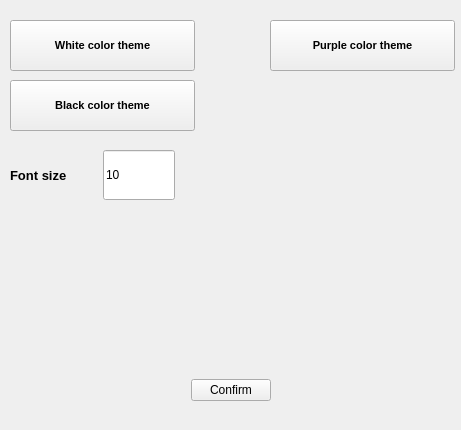
Above: settings.ui from jestsi/Info-of-file-g before the change. Below: the same form after it.
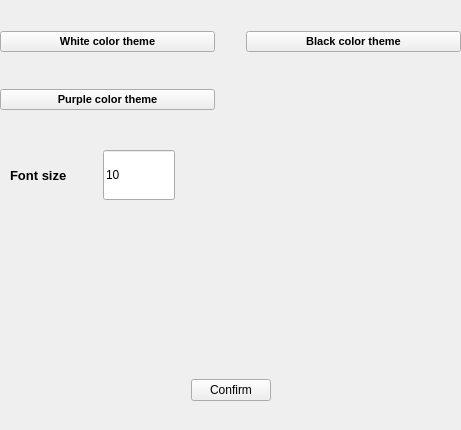
That is the form after the change.

Patch:
```diff
--- a/settings.ui
+++ b/settings.ui
@@ -28,52 +28,6 @@
   <property name="windowTitle">
    <string>Form</string>
   </property>
-  <widget class="QPushButton" name="pushButton">
-   <property name="geometry">
-    <rect>
-     <x>10</x>
-     <y>20</y>
-     <width>185</width>
-     <height>51</height>
-    </rect>
-   </property>
-   <property name="font">
-    <font>
-     <pointsize>8</pointsize>
-     <weight>75</weight>
-     <bold>true</bold>
-    </font>
-   </property>
-   <property name="cursor">
-    <cursorShape>PointingHandCursor</cursorShape>
-   </property>
-   <property name="text">
-    <string>White color theme</string>
-   </property>
-  </widget>
-  <widget class="QPushButton" name="pushButton_2">
-   <property name="geometry">
-    <rect>
-     <x>10</x>
-     <y>80</y>
-     <width>185</width>
-     <height>51</height>
-    </rect>
-   </property>
-   <property name="font">
-    <font>
-     <pointsize>8</pointsize>
-     <weight>75</weight>
-     <bold>true</bold>
-    </font>
-   </property>
-   <property name="cursor">
-    <cursorShape>PointingHandCursor</cursorShape>
-   </property>
-   <property name="text">
-    <string>Black color theme</string>
-   </property>
-  </widget>
   <widget class="QLineEdit" name="lineEdit_font_size">
    <property name="geometry">
     <rect>
@@ -113,29 +67,6 @@
     <string>Font size</string>
    </property>
   </widget>
-  <widget class="QPushButton" name="pushButton_3">
-   <property name="geometry">
-    <rect>
-     <x>270</x>
-     <y>20</y>
-     <width>185</width>
-     <height>51</height>
-    </rect>
-   </property>
-   <property name="font">
-    <font>
-     <pointsize>8</pointsize>
-     <weight>75</weight>
-     <bold>true</bold>
-    </font>
-   </property>
-   <property name="cursor">
-    <cursorShape>PointingHandCursor</cursorShape>
-   </property>
-   <property name="text">
-    <string>Purple color theme</string>
-   </property>
-  </widget>
   <widget class="QWidget" name="horizontalLayoutWidget">
    <property name="geometry">
     <rect>
@@ -190,6 +121,85 @@
     </item>
    </layout>
   </widget>
+  <widget class="QWidget" name="gridLayoutWidget">
+   <property name="geometry">
+    <rect>
+     <x>0</x>
+     <y>0</y>
+     <width>461</width>
+     <height>141</height>
+    </rect>
+   </property>
+   <layout class="QGridLayout" name="gridLayout">
+    <item row="0" column="0">
+     <widget class="QPushButton" name="pushButton">
+      <property name="font">
+       <font>
+        <pointsize>8</pointsize>
+        <weight>75</weight>
+        <bold>true</bold>
+       </font>
+      </property>
+      <property name="cursor">
+       <cursorShape>PointingHandCursor</cursorShape>
+      </property>
+      <property name="text">
+       <string>White color theme</string>
+      </property>
+     </widget>
+    </item>
+    <item row="0" column="1">
+     <spacer name="horizontalSpacer_3">
+      <property name="orientation">
+       <enum>Qt::Horizontal</enum>
+      </property>
+      <property name="sizeType">
+       <enum>QSizePolicy::Preferred</enum>
+      </property>
+      <property name="sizeHint" stdset="0">
+       <size>
+        <width>25</width>
+        <height>20</height>
+       </size>
+      </property>
+     </spacer>
+    </item>
+    <item row="0" column="2">
+     <widget class="QPushButton" name="pushButton_2">
+      <property name="font">
+       <font>
+        <pointsize>8</pointsize>
+        <weight>75</weight>
+        <bold>true</bold>
+       </font>
+      </property>
+      <property name="cursor">
+       <cursorShape>PointingHandCursor</cursorShape>
+      </property>
+      <property name="text">
+       <string>Black color theme</string>
+      </property>
+     </widget>
+    </item>
+    <item row="1" column="0">
+     <widget class="QPushButton" name="pushButton_3">
+      <property name="font">
+       <font>
+        <pointsize>8</pointsize>
+        <weight>75</weight>
+        <bold>true</bold>
+       </font>
+      </property>
+      <property name="cursor">
+       <cursorShape>PointingHandCursor</cursorShape>
+      </property>
+      <property name="text">
+       <string>Purple color theme</string>
+      </property>
+     </widget>
+    </item>
+   </layout>
+  </widget>
  </widget>
  <resources/>
  <connections/>
```
